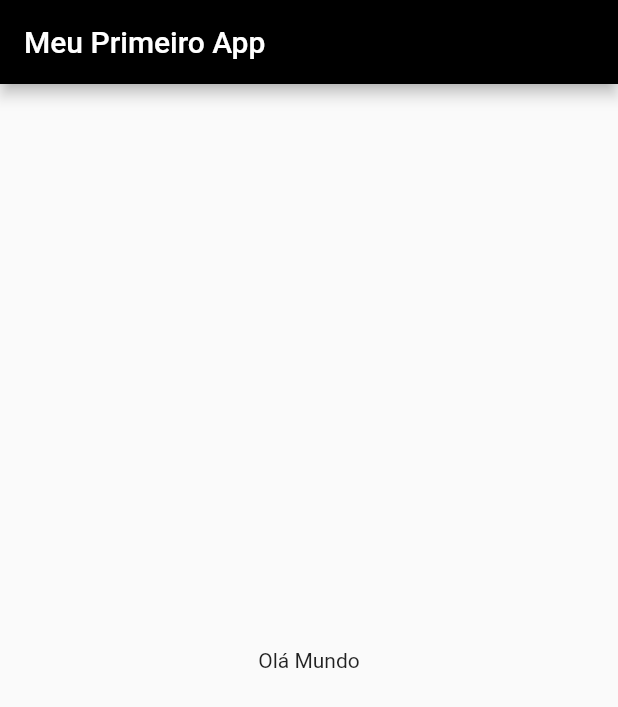
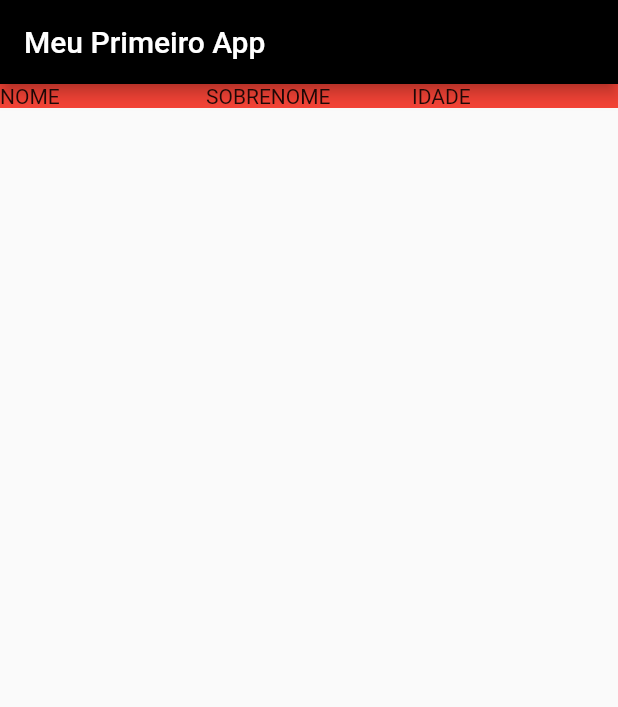
Before and after one commit to TiagoNeve/DEEP_Flutter, a Flutter app: the screen it shows after launch, on a phone screen of 412 x 824 dp. Shown: the top 707 px of the screen. Run offline on Flutter 3.47's test engine with Material 2 defaults, Android fonts, the phone set to English and light mode, and no system bars.

Commit message:
Juntando Widget's

```diff
--- a/flutter-curso/flutter1/lib/main.dart
+++ b/flutter-curso/flutter1/lib/main.dart
@@ -1,5 +1,5 @@
 // Sempre importar essa lib
-// ignore_for_file: prefer_const_constructors
+// ignore_for_file: prefer_const_constructors, avoid_unnecessary_containers, prefer_const_literals_to_create_immutables
 
 import 'package:flutter/material.dart';
 
@@ -20,8 +20,31 @@ class MeuApp extends StatelessWidget {
           title: Text('Meu Primeiro App'),
           backgroundColor: Colors.black,
         ),
-        body: Center(
-          child: Text('Olá Mundo'),
+        // O conteúdo fica na parte de cima da esquerda para direita, no canto superior esquerdo
+        // body: Container(
+        //   child: Text('Texto de exemplo'),
+        // ),
+
+        // Centraliza o conteúdo verticalmente e horizontalmente
+        // body: Center(
+        //   child: Text('Texto de exemplo'),
+        // ),
+
+        body: Container(
+          color: Colors.red,
+          child: Row(
+            children: [
+              Expanded(
+                child: Text('NOME'),
+              ),
+              Expanded(
+                child: Text('SOBRENOME'),
+              ),
+              Expanded(
+                child: Text('IDADE'),
+              ),
+            ],
+          ),
         ),
       ),
 
```
